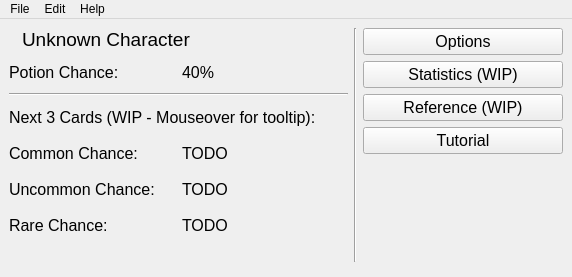
Qt form src/ui/mainwindow.ui (casey-c/spiretool) before a commit.
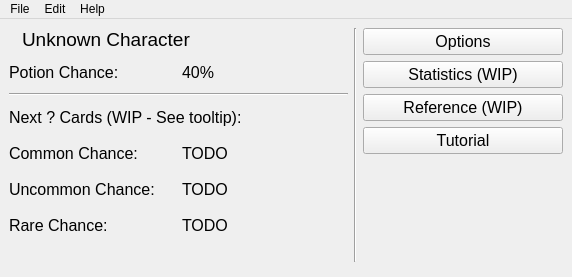
The same form after that commit. Icons and pictures are not drawn.

```diff
--- a/src/ui/mainwindow.ui
+++ b/src/ui/mainwindow.ui
@@ -408,7 +408,7 @@
        <string>&lt;html&gt;&lt;head/&gt;&lt;body&gt;&lt;p&gt;Work in Progress&lt;/p&gt;&lt;p&gt;Reports the probability of seeing a certain rarity of card within the next combat rewards screen. No support yet for relics that alter card counts (Prayer Wheel, Busted Crown, Question Card) or probabilities (N'loths Gift).&lt;/p&gt;&lt;p&gt;The chance shown is the probability that you will see at least one card of the given rarity within the next three cards. This chance is altered each time you see a common card (including within the same rewards screen), does not change upon seeing an uncommon card, and resets back to the default (0% without specific relics) upon rolling a rare card or starting a new act.&lt;/p&gt;&lt;p&gt;Trivia: &lt;/p&gt;&lt;p&gt;* It is mathematically impossible to see a rare card on the first combat reward screen of each act (excluding relic interactions).&lt;/p&gt;&lt;p&gt;* Rare cards on offer will never be upgraded unless you have the corresponding egg relic.&lt;/p&gt;&lt;/body&gt;&lt;/html&gt;</string>
       </property>
       <property name="text">
-       <string>Next 3 Cards (WIP - Mouseover for tooltip):</string>
+       <string>Next ? Cards (WIP - See tooltip):</string>
       </property>
      </widget>
     </item>
```
Left out of the diff: 4 changed lines with no effect on the pictures.
